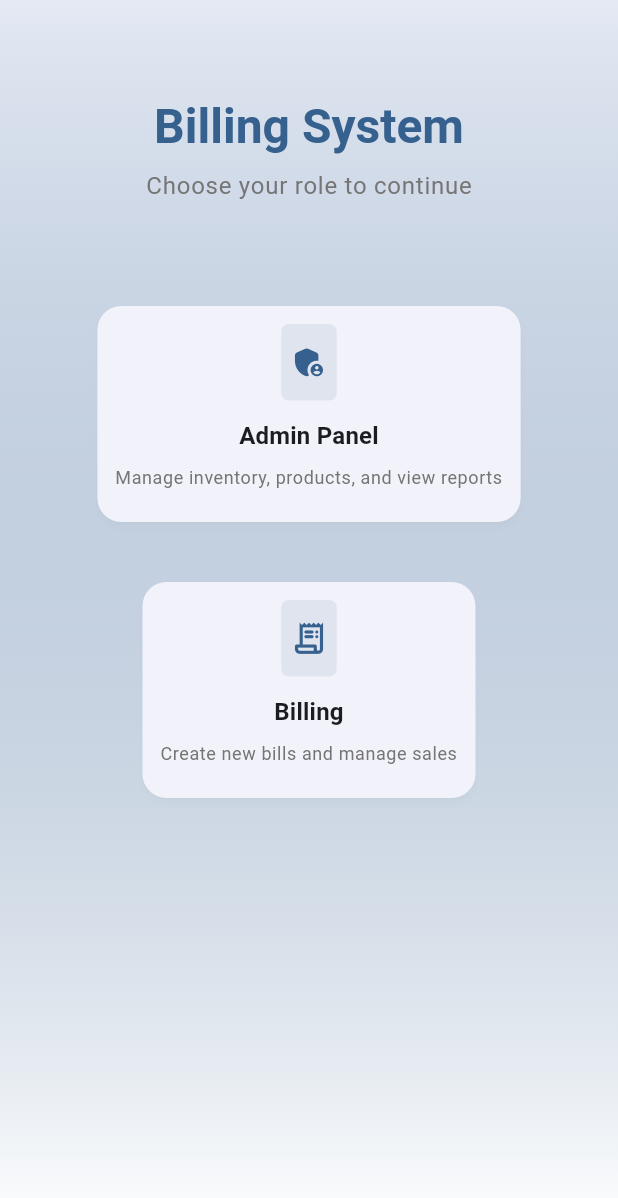
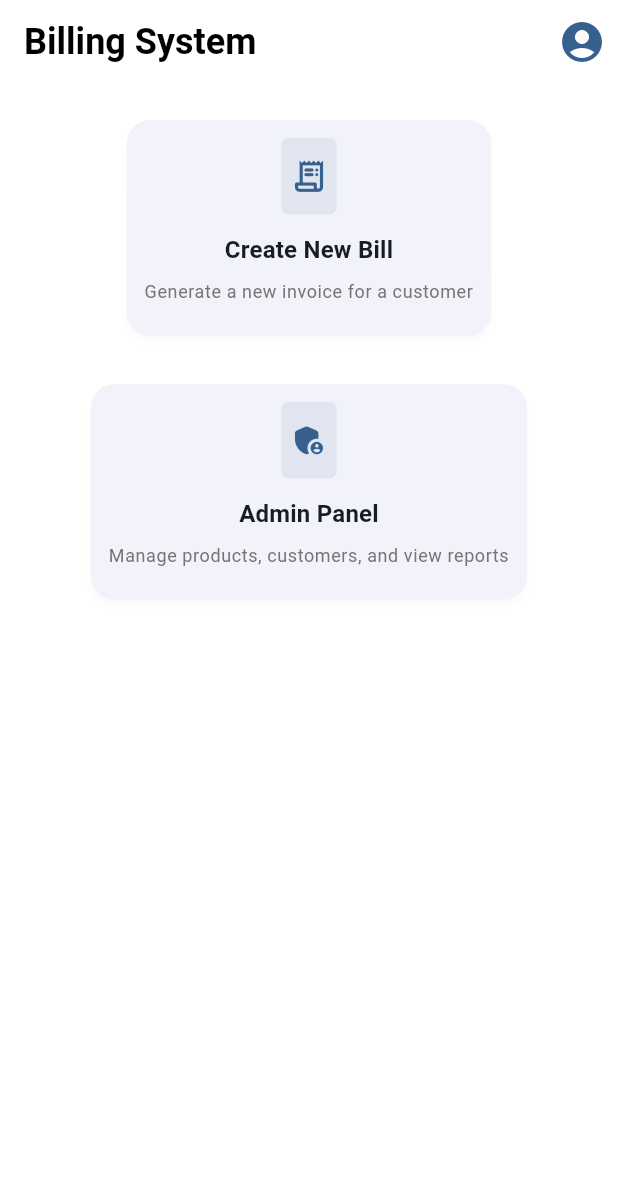
Before and after one commit to 1211-abhishek/Workshop-Billing, a Flutter app: the screen it shows after launch, on a phone screen of 412 x 824 dp. Shown: the top 1198 px of the screen. Run offline on Flutter 3.47's test engine with Material 3 defaults, Android fonts, the phone set to English and light mode, and no system bars; our stand-ins replace open_filex, pdf, printing, share_plus, sqflite, sqflite_common_ffi; missing offline and left inert: file_selector; accounts and stored records are empty.

Commit message:
Changes before Firebase Studio auto-run

```diff
--- a/lib/database/db_helper.dart
+++ b/lib/database/db_helper.dart
@@ -5,6 +5,9 @@ import 'package:path/path.dart';
 import '../models/product.dart';
 import '../models/customer.dart';
 import '../models/billing_history.dart';
+import 'package:logging/logging.dart';
+
+final _log = Logger('DatabaseHelper');
 
 class DatabaseHelper {
   static final DatabaseHelper instance = DatabaseHelper._init();
@@ -19,9 +22,9 @@ class DatabaseHelper {
   }
 
   Future<Database> _initDB(String filePath) async {
-     final appDocDir = await getApplicationDocumentsDirectory();
-  final path = join(appDocDir.path, filePath);
-    print('[DB] Database path: $path');
+    final appDocDir = await getApplicationDocumentsDirectory();
+    final path = join(appDocDir.path, filePath);
+    _log.info('[DB] Database path: $path');
     return await openDatabase(
       path,
       version: 1,
@@ -218,17 +221,17 @@ class DatabaseHelper {
   Future<int> insertBillingHistory(BillingHistory billing) async {
     final db = await instance.database;
     try {
-      print('[DB] Inserting billing history: invoiceNumber=${billing.invoiceNumber}');
+      _log.info('[DB] Inserting billing history: invoiceNumber=${billing.invoiceNumber}');
       final id = await db.insert('billing_history', billing.toMap());
-      print('[DB] Inserted billing_history id: $id');
+      _log.info('[DB] Inserted billing_history id: $id');
       // Insert billing items
       for (BillingItem item in billing.items) {
-        print('[DB] Inserting billing item for billingHistoryId=$id, productName=${item.productName}');
+        _log.info('[DB] Inserting billing item for billingHistoryId=$id, productName=${item.productName}');
         await db.insert('billing_items', item.copyWith(billingHistoryId: id).toMap());
       }
       return id;
     } catch (e) {
-      print('[DB][ERROR] Failed to insert billing history: $e');
+      _log.severe('[DB][ERROR] Failed to insert billing history: $e');
       rethrow;
     }
   }
@@ -273,13 +276,13 @@ class DatabaseHelper {
       final seqStr = lastInvoice.substring(datePrefix.length);
       final lastSeq = int.tryParse(seqStr) ?? 0;
       nextSeq = lastSeq + 1;
-      print('[DB] Last invoice for today: $lastInvoice, lastSeq: $lastSeq, nextSeq: $nextSeq');
+      _log.info('[DB] Last invoice for today: $lastInvoice, lastSeq: $lastSeq, nextSeq: $nextSeq');
     } else {
-      print('[DB] No invoice found for today, starting with 1');
+      _log.info('[DB] No invoice found for today, starting with 1');
     }
 
     final invoiceNumber = '$datePrefix${nextSeq.toString().padLeft(3, '0')}';
-    print('[DB] Generated invoice number: $invoiceNumber');
+    _log.info('[DB] Generated invoice number: $invoiceNumber');
     return invoiceNumber;
   }
 
--- a/lib/main.dart
+++ b/lib/main.dart
@@ -41,7 +41,7 @@ class MyApp extends StatelessWidget {
           seedColor: const Color(0xFF2196F3),
           brightness: Brightness.light,
         ),
-        cardTheme: CardTheme(
+        cardTheme: CardThemeData(
           elevation: 2,
           shape: RoundedRectangleBorder(
             borderRadius: BorderRadius.circular(16),
--- a/lib/responsive_layout.dart
+++ b/lib/responsive_layout.dart
@@ -12,11 +12,11 @@ class ResponsiveLayout extends StatelessWidget {
   final Widget? desktop;
 
   const ResponsiveLayout({
-    Key? key,
+    super.key,
     required this.mobile,
     this.tablet,
     this.desktop,
-  }) : super(key: key);
+  });
 
   static bool isMobile(BuildContext context) => MediaQuery.of(context).size.width < 500;
   static bool isTablet(BuildContext context) => MediaQuery.of(context).size.width >= 500 && MediaQuery.of(context).size.width < 800;
--- a/lib/screens/add_edit_customer_screen.dart
+++ b/lib/screens/add_edit_customer_screen.dart
@@ -101,6 +101,11 @@ class _AddEditCustomerScreenState extends State<AddEditCustomerScreen> {
         mobile: _buildForm(context, padding: 16),
         tablet: _buildForm(context, padding: 48),
         desktop: _buildForm(context, padding: 120),
+      ),
+      floatingActionButton: FloatingActionButton.extended(
+        onPressed: isLoading ? null : _saveCustomer,
+        label: const Text('Save Customer'),
+        icon: isLoading ? const CircularProgressIndicator(strokeWidth: 2) : const Icon(Icons.save_rounded),
       ),
     );
   }
--- a/lib/screens/add_edit_product_screen.dart
+++ b/lib/screens/add_edit_product_screen.dart
@@ -160,7 +160,7 @@ class _AddEditProductScreenState extends State<AddEditProductScreen> {
                       children: [
                         Expanded(
                           child: DropdownButtonFormField<String>(
-                            value: categories.contains(_categoryController.text)
+                            initialValue: categories.contains(_categoryController.text)
                                 ? _categoryController.text
                                 : null,
                             decoration: const InputDecoration(
@@ -181,7 +181,7 @@ class _AddEditProductScreenState extends State<AddEditProductScreen> {
                         const SizedBox(width: 16),
                         Expanded(
                           child: DropdownButtonFormField<String>(
-                            value: selectedUnit,
+                            initialValue: selectedUnit,
                             decoration: const InputDecoration(
                               labelText: 'Unit',
                               prefixIcon: Icon(Icons.straighten_rounded),
--- a/lib/screens/admin_screen.dart
+++ b/lib/screens/admin_screen.dart
@@ -41,7 +41,7 @@ class AdminScreen extends StatelessWidget {
               begin: Alignment.topCenter,
               end: Alignment.bottomCenter,
               colors: [
-                Theme.of(context).colorScheme.primary.withOpacity(0.05),
+                Theme.of(context).colorScheme.primary.withAlpha(12),
                 Colors.white,
               ],
             ),
@@ -71,7 +71,7 @@ class AdminScreen extends StatelessWidget {
               begin: Alignment.topCenter,
               end: Alignment.bottomCenter,
               colors: [
-                Theme.of(context).colorScheme.primary.withOpacity(0.05),
+                Theme.of(context).colorScheme.primary.withAlpha(12),
                 Colors.white,
               ],
             ),
@@ -99,7 +99,7 @@ class AdminScreen extends StatelessWidget {
             begin: Alignment.topCenter,
             end: Alignment.bottomCenter,
             colors: [
-              Theme.of(context).colorScheme.primary.withOpacity(0.05),
+              Theme.of(context).colorScheme.primary.withAlpha(12),
               Colors.white,
             ],
           ),
--- a/lib/screens/billing_screen.dart
+++ b/lib/screens/billing_screen.dart
@@ -7,6 +7,9 @@ import '../models/billing_history.dart';
 import '../widgets/billing_item_card.dart';
 import '../responsive_layout.dart';
 import '../widgets/custom_text_field.dart';
+import 'package:logging/logging.dart';
+
+final _log = Logger('BillingScreen');
 
 class BillingScreen extends StatefulWidget {
   const BillingScreen({super.key});
@@ -236,9 +239,9 @@ class _BillingScreenState extends State<BillingScreen> {
 
   Future<void> _debugPrintBills() async {
     final bills = await DatabaseHelper.instance.debugGetAllBills();
-    print('[DEBUG] All bills in DB:');
+    _log.info('[DEBUG] All bills in DB:');
     for (final bill in bills) {
-      print(bill);
+      _log.info(bill.toString());
     }
   }
 
--- a/lib/screens/home_screen.dart
+++ b/lib/screens/home_screen.dart
@@ -1,7 +1,7 @@
 import 'package:flutter/material.dart';
+import '../widgets/custom_card.dart';
 import 'admin_screen.dart';
 import 'billing_screen.dart';
-import '../widgets/custom_card.dart';
 import '../responsive_layout.dart';
 
 class HomeScreen extends StatelessWidget {
@@ -10,6 +10,36 @@ class HomeScreen extends StatelessWidget {
   @override
   Widget build(BuildContext context) {
     return Scaffold(
+      backgroundColor: Colors.white,
+      appBar: AppBar(
+        backgroundColor: Colors.white,
+        elevation: 0,
+        centerTitle: false,
+        title: const Text(
+          'Billing System',
+          style: TextStyle(
+            fontWeight: FontWeight.bold,
+            fontSize: 24,
+            color: Colors.black,
+          ),
+        ),
+        actions: [
+          IconButton(
+            icon: Icon(
+              Icons.account_circle_rounded,
+              color: Theme.of(context).colorScheme.primary,
+              size: 32,
+            ),
+            onPressed: () {
+               Navigator.push(
+                context,
+                MaterialPageRoute(builder: (context) => const AdminScreen()),
+              );
+            },
+            tooltip: 'Admin Panel',
+          ),
+        ],
+      ),
       body: ResponsiveLayout(
         mobile: _buildMobile(context),
         tablet: _buildTablet(context),
@@ -19,153 +49,63 @@ class HomeScreen extends StatelessWidget {
   }
 
   Widget _buildMobile(BuildContext context) {
-    return Container(
+    return Padding(
+      padding: const EdgeInsets.symmetric(horizontal: 16.0),
+      child: Column(
+        children: [
+          const SizedBox(height: 16),
+          CustomCard(
+            icon: Icons.receipt_long_rounded,
+            title: 'Create New Bill',
+            subtitle: 'Generate a new invoice for a customer',
+            onTap: () {
+              Navigator.push(
+                context,
+                MaterialPageRoute(builder: (context) => const BillingScreen()),
+              );
+            },
+          ),
+          const SizedBox(height: 16),
+          CustomCard(
+            icon: Icons.admin_panel_settings_rounded,
+            title: 'Admin Panel',
+            subtitle: 'Manage products, customers, and view reports',
+            onTap: () {
+              Navigator.push(
+                context,
+                MaterialPageRoute(builder: (context) => const AdminScreen()),
+              );
+            },
+          ),
+        ],
+      ),
+    );
+  }
+
+  Widget _buildTablet(BuildContext context) {
+    return Center(
+      child: ConstrainedBox(
+        constraints: const BoxConstraints(maxWidth: 800),
+        child: Container(
           decoration: BoxDecoration(
             gradient: LinearGradient(
               begin: Alignment.topCenter,
               end: Alignment.bottomCenter,
               colors: [
-            Theme.of(context).colorScheme.primary.withOpacity(0.1),
+                Theme.of(context).colorScheme.primary.withAlpha(12),
                 Colors.white,
               ],
             ),
           ),
-      child: SafeArea(
-        child: Padding(
-          padding: const EdgeInsets.all(24.0),
-          child: Column(
-            crossAxisAlignment: CrossAxisAlignment.center,
-            children: [
-              const SizedBox(height: 40),
-              Text(
-                'Billing System',
-                style: Theme.of(context).textTheme.headlineLarge?.copyWith(
-                  fontWeight: FontWeight.bold,
-                  color: Theme.of(context).colorScheme.primary,
-                ),
-              ),
-              const SizedBox(height: 8),
-              Text(
-                'Choose your role to continue',
-                style: Theme.of(context).textTheme.bodyLarge?.copyWith(
-                  color: Colors.grey.shade600,
-                ),
-              ),
-              const SizedBox(height: 60),
-              Expanded(
-                child: Column(
-                  children: [
-                    CustomCard(
-                      icon: Icons.admin_panel_settings_rounded,
-                      title: 'Admin Panel',
-                      subtitle: 'Manage inventory, products, and view reports',
-                      onTap: () {
-                        Navigator.push(
-                          context,
-                          MaterialPageRoute(
-                            builder: (context) => const AdminScreen(),
-                          ),
-                        );
-                      },
-                    ),
-                    const SizedBox(height: 24),
-                    CustomCard(
-                      icon: Icons.receipt_long_rounded,
-                      title: 'Billing',
-                      subtitle: 'Create new bills and manage sales',
-                      onTap: () {
-                        Navigator.push(
-                          context,
-                          MaterialPageRoute(
-                            builder: (context) => const BillingScreen(),
-                          ),
-                        );
-                      },
-                    ),
-                  ],
-                ),
-              ),
-            ],
-          ),
-        ),
-      ),
-    );
-  }
-
-  Widget _buildTablet(BuildContext context) {
-    // For tablet, use a row layout for cards
-    return Container(
-      decoration: BoxDecoration(
-        gradient: LinearGradient(
-          begin: Alignment.topCenter,
-          end: Alignment.bottomCenter,
-          colors: [
-            Theme.of(context).colorScheme.primary.withOpacity(0.1),
-            Colors.white,
-          ],
-        ),
-      ),
-      child: SafeArea(
           child: Padding(
             padding: const EdgeInsets.all(32.0),
-          child: Column(
-            crossAxisAlignment: CrossAxisAlignment.center,
-            children: [
-              const SizedBox(height: 40),
-              Text(
-                'Billing System',
-                style: Theme.of(context).textTheme.headlineLarge?.copyWith(
-                  fontWeight: FontWeight.bold,
-                  color: Theme.of(context).colorScheme.primary,
+            child: GridView.count(
+              crossAxisCount: 2,
+              crossAxisSpacing: 24,
+              mainAxisSpacing: 24,
+              childAspectRatio: 1.2,
+              children: _homeCards(context),
             ),
-              ),
-              const SizedBox(height: 8),
-              Text(
-                'Choose your role to continue',
-                style: Theme.of(context).textTheme.bodyLarge?.copyWith(
-                  color: Colors.grey.shade600,
-                ),
-              ),
-              const SizedBox(height: 60),
-              Expanded(
-                child: Row(
-                  mainAxisAlignment: MainAxisAlignment.center,
-                  children: [
-                    Expanded(
-                      child: CustomCard(
-                        icon: Icons.admin_panel_settings_rounded,
-                        title: 'Admin Panel',
-                        subtitle: 'Manage inventory, products, and view reports',
-                        onTap: () {
-                          Navigator.push(
-                            context,
-                            MaterialPageRoute(
-                              builder: (context) => const AdminScreen(),
-                            ),
-                          );
-                        },
-                      ),
-                    ),
-                    const SizedBox(width: 32),
-                    Expanded(
-                      child: CustomCard(
-                        icon: Icons.receipt_long_rounded,
-                        title: 'Billing',
-                        subtitle: 'Create new bills and manage sales',
-                        onTap: () {
-                          Navigator.push(
-                            context,
-                            MaterialPageRoute(
-                              builder: (context) => const BillingScreen(),
-                            ),
-                          );
-                        },
-                      ),
-                    ),
-                  ],
-                ),
-              ),
-            ],
           ),
         ),
       ),
@@ -173,82 +113,56 @@ class HomeScreen extends StatelessWidget {
   }
 
   Widget _buildDesktop(BuildContext context) {
-    // For desktop, similar to tablet but with more padding and larger cards
-    return Container(
+    return Center(
+      child: Container(
         decoration: BoxDecoration(
           gradient: LinearGradient(
             begin: Alignment.topCenter,
             end: Alignment.bottomCenter,
             colors: [
-            Theme.of(context).colorScheme.primary.withOpacity(0.1),
+              Theme.of(context).colorScheme.primary.withAlpha(12),
               Colors.white,
             ],
           ),
         ),
-      child: SafeArea(
         child: Padding(
-          padding: const EdgeInsets.symmetric(horizontal: 120.0, vertical: 48.0),
-          child: Column(
-            crossAxisAlignment: CrossAxisAlignment.center,
-            children: [
-              const SizedBox(height: 40),
-              Text(
-                'Billing System',
-                style: Theme.of(context).textTheme.headlineLarge?.copyWith(
-                  fontWeight: FontWeight.bold,
-                  color: Theme.of(context).colorScheme.primary,
-                ),
-              ),
-              const SizedBox(height: 8),
-              Text(
-                'Choose your role to continue',
-                style: Theme.of(context).textTheme.bodyLarge?.copyWith(
-                  color: Colors.grey.shade600,
-                ),
-              ),
-              const SizedBox(height: 60),
-              Expanded(
-                child: Row(
-                  mainAxisAlignment: MainAxisAlignment.center,
-                  children: [
-                    Expanded(
-                      child: CustomCard(
-                        icon: Icons.admin_panel_settings_rounded,
-                        title: 'Admin Panel',
-                        subtitle: 'Manage inventory, products, and view reports',
-                        onTap: () {
-                          Navigator.push(
-                            context,
-                            MaterialPageRoute(
-                              builder: (context) => const AdminScreen(),
-                            ),
-                          );
-                        },
-                      ),
-                    ),
-                    const SizedBox(width: 48),
-                    Expanded(
-                      child: CustomCard(
-                        icon: Icons.receipt_long_rounded,
-                        title: 'Billing',
-                        subtitle: 'Create new bills and manage sales',
-                        onTap: () {
-                          Navigator.push(
-                            context,
-                            MaterialPageRoute(
-                              builder: (context) => const BillingScreen(),
-                            ),
-                          );
-                        },
-                      ),
-                    ),
-                  ],
-                ),
-              ),
-            ],
+          padding: const EdgeInsets.symmetric(horizontal: 50.0, vertical: 48.0),
+          child: GridView.count(
+            crossAxisCount: 2,
+            crossAxisSpacing: 32,
+            mainAxisSpacing: 32,
+            childAspectRatio: 1.5,
+            children: _homeCards(context),
           ),
         ),
       ),
     );
   }
+
+  List<Widget> _homeCards(BuildContext context) {
+    return [
+       CustomCard(
+        icon: Icons.receipt_long_rounded,
+        title: 'Create New Bill',
+        subtitle: 'Generate a new invoice for a customer',
+        onTap: () {
+          Navigator.push(
+            context,
+            MaterialPageRoute(builder: (context) => const BillingScreen()),
+          );
+        },
+      ),
+      CustomCard(
+        icon: Icons.admin_panel_settings_rounded,
+        title: 'Admin Panel',
+        subtitle: 'Manage products, customers, and view reports',
+        onTap: () {
+          Navigator.push(
+            context,
+            MaterialPageRoute(builder: (context) => const AdminScreen()),
+          );
+        },
+      ),
+    ];
   }
+}
--- a/lib/screens/pdf_invoice_screen.dart
+++ b/lib/screens/pdf_invoice_screen.dart
@@ -1,4 +1,3 @@
-import 'dart:typed_data';
 import 'dart:io';
 import 'package:flutter/foundation.dart';
 import 'package:flutter/material.dart';
@@ -7,7 +6,6 @@ import 'package:pdf/pdf.dart';
 import 'package:open_filex/open_filex.dart';
 import 'package:path_provider/path_provider.dart';
 import 'package:share_plus/share_plus.dart';
-import 'package:cross_file/cross_file.dart';
 import '../models/billing_history.dart';
 import '../services/pdf_generator.dart';
 import '../responsive_layout.dart';
--- a/lib/services/pdf_generator.dart
+++ b/lib/services/pdf_generator.dart
@@ -1,12 +1,9 @@
 import 'dart:developer';
 import 'dart:io';
-import 'dart:typed_data';
 import 'package:pdf/pdf.dart';
 import 'package:pdf/widgets.dart' as pw;
-import 'package:printing/printing.dart';
 import 'package:path_provider/path_provider.dart';
 import 'package:share_plus/share_plus.dart';
-import 'package:cross_file/cross_file.dart';
 import 'package:intl/intl.dart';
 import 'package:flutter/services.dart';
 import '../models/billing_history.dart';
@@ -260,7 +257,7 @@ class PdfGenerator {
               _buildTableCell('₹${item.totalPrice.toStringAsFixed(2)}', font),
             ],
           );
-        }).toList(),
+        }),
       ],
     );
   }
--- a/lib/widgets/custom_card.dart
+++ b/lib/widgets/custom_card.dart
@@ -49,7 +49,7 @@ class CustomCard extends StatelessWidget {
           ),
           elevation: 2,
           margin: const EdgeInsets.all(8),
-          shadowColor: Colors.black.withOpacity(0.1),
+          shadowColor: Colors.black.withAlpha(25),
           child: InkWell(
             onTap: onTap,
             borderRadius: BorderRadius.circular(16),
@@ -66,7 +66,7 @@ class CustomCard extends StatelessWidget {
                         padding: EdgeInsets.all(padding / 2),
                         decoration: BoxDecoration(
                           color: (iconColor ?? Theme.of(context).colorScheme.primary)
-                              .withOpacity(0.1),
+                              .withAlpha(25),
                           borderRadius: BorderRadius.circular(5),
                         ),
                         child: Icon(
--- a/lib/widgets/custom_text_field.dart
+++ b/lib/widgets/custom_text_field.dart
@@ -22,7 +22,7 @@ class CustomTextField extends StatelessWidget {
 
   @override
   Widget build(BuildContext context) {
-    return Container(
+    return SizedBox(
       //margin: const EdgeInsets.symmetric(vertical: 8.0),
       height: 45,
       //alignment: Alignment(1, 1),
--- a/pubspec.yaml
+++ b/pubspec.yaml
@@ -20,9 +20,9 @@ dependencies:
   cupertino_icons: ^1.0.2
   cross_file: ^0.3.4+2
   file_selector: ^1.0.3
-  open_file: ^3.5.10
   sqflite_common_ffi: ^2.3.6
   open_filex: ^4.7.0
+  logging: ^1.2.0
 
 dev_dependencies:
   flutter_test:
```
Also changed, not shown: lib/screens/bill_preview_screen.dart (+12 -6 lines), lib/screens/billing_history_screen.dart (+8 -1 lines), lib/screens/select_products_screen.dart (+10 -1 lines), lib/services/backup_service.dart (+14 -0 lines), lib/widgets/product_tile.dart (+3 -9 lines), .idx/mcp.json (added), pubspec.lock, 5 other files. Lines whose indentation alone changed are shown as unchanged.
